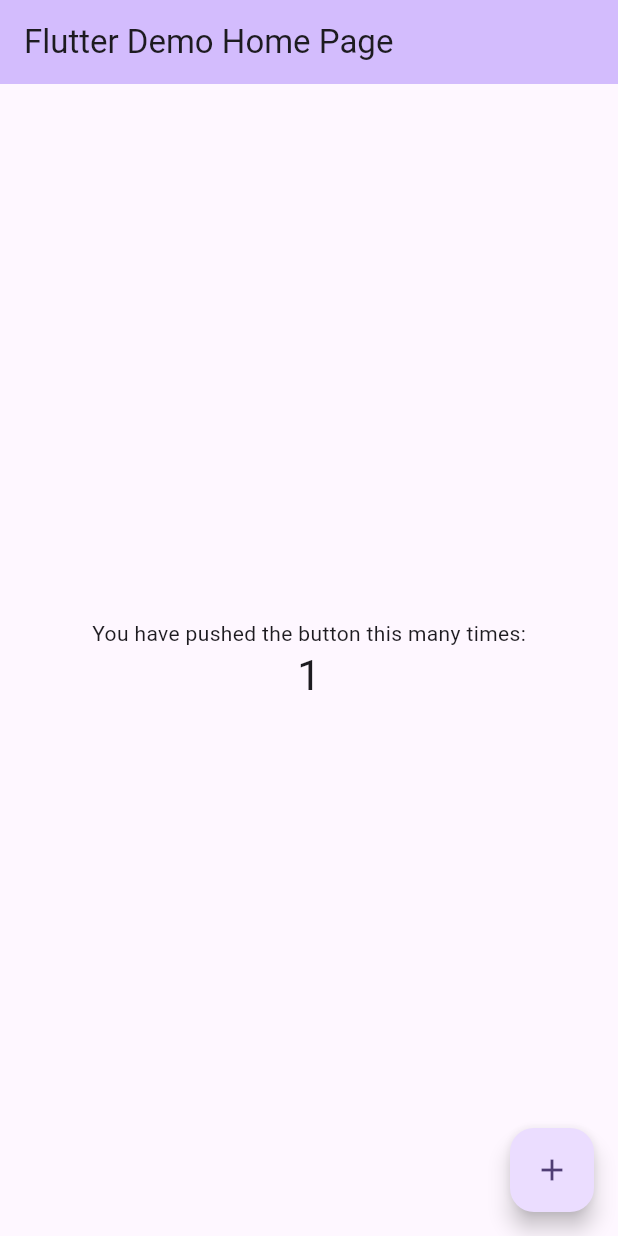
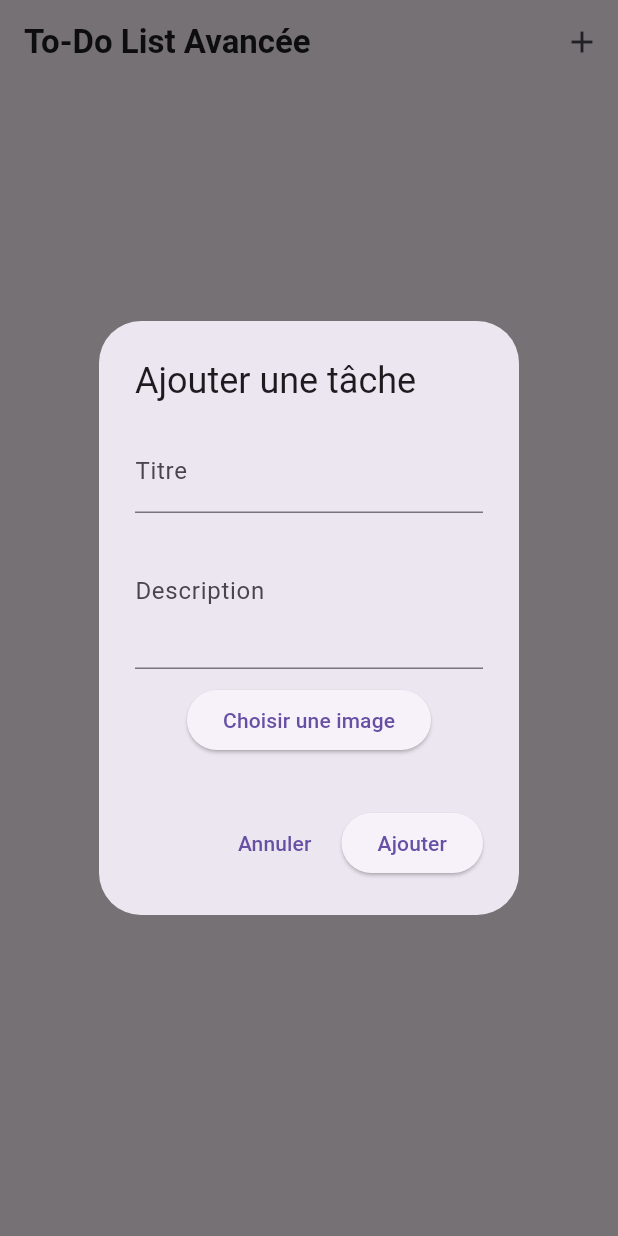
Before and after one commit to boubacardz/tp2_todolist, a Flutter app: the screen it shows after launch, after a tap on the "add" icon, on a phone screen of 412 x 824 dp. Run offline on Flutter 3.47's test engine with Material 3 defaults, Android fonts, the phone set to English and light mode, and no system bars; our stand-ins replace image_picker.

Commit message:
seconde commit

```diff
--- a/lib/main.dart
+++ b/lib/main.dart
@@ -1,121 +1,185 @@
 import 'package:flutter/material.dart';
+import 'dart:io';
+import 'package:image_picker/image_picker.dart';
 
 void main() {
-  runApp(const MyApp());
+  runApp(MyApp());
 }
 
 class MyApp extends StatelessWidget {
-  const MyApp({super.key});
-
-  // This widget is the root of your application.
   @override
   Widget build(BuildContext context) {
     return MaterialApp(
-      title: 'Flutter Demo',
+      title: 'To-Do List ',
       theme: ThemeData(
-        // This is the theme of your application.
-        //
-        // TRY THIS: Try running your application with "flutter run". You'll see
-        // the application has a purple toolbar. Then, without quitting the app,
-        // try changing the seedColor in the colorScheme below to Colors.green
-        // and then invoke "hot reload" (save your changes or press the "hot
-        // reload" button in a Flutter-supported IDE, or press "r" if you used
-        // the command line to start the app).
-        //
-        // Notice that the counter didn't reset back to zero; the application
-        // state is not lost during the reload. To reset the state, use hot
-        // restart instead.
-        //
-        // This works for code too, not just values: Most code changes can be
-        // tested with just a hot reload.
-        colorScheme: .fromSeed(seedColor: Colors.deepPurple),
+        primarySwatch: Colors.green,
       ),
-      home: const MyHomePage(title: 'Flutter Demo Home Page'),
+      home: HomePage(),
+      debugShowCheckedModeBanner: false,
     );
   }
 }
 
-class MyHomePage extends StatefulWidget {
-  const MyHomePage({super.key, required this.title});
-
-  // This widget is the home page of your application. It is stateful, meaning
-  // that it has a State object (defined below) that contains fields that affect
-  // how it looks.
-
-  // This class is the configuration for the state. It holds the values (in this
-  // case the title) provided by the parent (in this case the App widget) and
-  // used by the build method of the State. Fields in a Widget subclass are
-  // always marked "final".
-
-  final String title;
-
+class HomePage extends StatefulWidget {
   @override
-  State<MyHomePage> createState() => _MyHomePageState();
+  _HomePageState createState() => _HomePageState();
 }
 
-class _MyHomePageState extends State<MyHomePage> {
-  int _counter = 0;
+class _HomePageState extends State<HomePage> {
+  List<Map<String, dynamic>> tasks = [];
 
-  void _incrementCounter() {
+  final TextEditingController titreController = TextEditingController();
+  final TextEditingController descriptionController = TextEditingController();
+
+  File? selectedImage;
+
+  final ImagePicker _picker = ImagePicker();
+
+  Future<void> _pickImage() async {
+    final XFile? image =
+    await _picker.pickImage(source: ImageSource.gallery);
+    if (image != null) {
+      setState(() {
+        selectedImage = File(image.path);
+      });
+    }
+  }
+
+
+  void _showAddTaskDialog() {
+    selectedImage = null; // reset image à chaque nouveau formulaire
+
+    showDialog(
+      context: context,
+      builder: (context) {
+        return AlertDialog(
+          title: Text('Ajouter une tâche'),
+          content: SingleChildScrollView(
+            child: Column(
+              mainAxisSize: MainAxisSize.min,
+              children: [
+                TextField(
+                  controller: titreController,
+                  decoration: InputDecoration(labelText: 'Titre'),
+                ),
+                TextField(
+                  controller: descriptionController,
+                  decoration: InputDecoration(labelText: 'Description'),
+                  maxLines: 3,
+                ),
+                SizedBox(height: 10),
+                ElevatedButton(
+                  onPressed: _pickImage,
+                  child: Text('Choisir une image'),
+                ),
+                SizedBox(height: 10),
+                selectedImage != null
+                    ? Image.file(selectedImage!, width: 100, height: 100)
+                    : SizedBox(),
+              ],
+            ),
+          ),
+          actions: [
+            TextButton(
+              child: Text('Annuler'),
+              onPressed: () {
+                titreController.clear();
+                descriptionController.clear();
+                Navigator.of(context).pop();
+              },
+            ),
+            ElevatedButton(
+              child: Text('Ajouter'),
+              onPressed: () {
+                if (titreController.text.isNotEmpty &&
+                    descriptionController.text.isNotEmpty) {
+                  setState(() {
+                    tasks.add({
+                      'titre': titreController.text,
+                      'description': descriptionController.text,
+                      'image': selectedImage, // peut être null
+                    });
+                  });
+                  titreController.clear();
+                  descriptionController.clear();
+                  Navigator.of(context).pop();
+                }
+              },
+            ),
+          ],
+        );
+      },
+    );
+  }
+
+
+  void _deleteTask(int index) {
     setState(() {
-      // This call to setState tells the Flutter framework that something has
-      // changed in this State, which causes it to rerun the build method below
-      // so that the display can reflect the updated values. If we changed
-      // _counter without calling setState(), then the build method would not be
-      // called again, and so nothing would appear to happen.
-      _counter++;
+      tasks.removeAt(index);
     });
+  }
+
+  Widget _buildImage(Map<String, dynamic> task) {
+    if (task['image'] != null) {
+      return Image.file(
+        task['image'],
+        width: 50,
+        height: 50,
+        fit: BoxFit.cover,
+      );
+    } else {
+      return Image.asset(
+        'assets/images/default.png',
+        width: 50,
+        height: 50,
+        fit: BoxFit.cover,
+      );
+    }
   }
 
   @override
   Widget build(BuildContext context) {
-    // This method is rerun every time setState is called, for instance as done
-    // by the _incrementCounter method above.
-    //
-    // The Flutter framework has been optimized to make rerunning build methods
-    // fast, so that you can just rebuild anything that needs updating rather
-    // than having to individually change instances of widgets.
     return Scaffold(
       appBar: AppBar(
-        // TRY THIS: Try changing the color here to a specific color (to
-        // Colors.amber, perhaps?) and trigger a hot reload to see the AppBar
-        // change color while the other colors stay the same.
-        backgroundColor: Theme.of(context).colorScheme.inversePrimary,
-        // Here we take the value from the MyHomePage object that was created by
-        // the App.build method, and use it to set our appbar title.
-        title: Text(widget.title),
+        title: Text(
+          'To-Do List Avancée',
+          style: TextStyle(fontWeight: FontWeight.bold),
+        ),
+        actions: [
+          IconButton(
+            icon: Icon(Icons.add),
+            onPressed: _showAddTaskDialog,
+          ),
+        ],
       ),
-      body: Center(
-        // Center is a layout widget. It takes a single child and positions it
-        // in the middle of the parent.
-        child: Column(
-          // Column is also a layout widget. It takes a list of children and
-          // arranges them vertically. By default, it sizes itself to fit its
-          // children horizontally, and tries to be as tall as its parent.
-          //
-          // Column has various properties to control how it sizes itself and
-          // how it positions its children. Here we use mainAxisAlignment to
-          // center the children vertically; the main axis here is the vertical
-          // axis because Columns are vertical (the cross axis would be
-          // horizontal).
-          //
-          // TRY THIS: Invoke "debug painting" (choose the "Toggle Debug Paint"
-          // action in the IDE, or press "p" in the console), to see the
-          // wireframe for each widget.
-          mainAxisAlignment: .center,
-          children: [
-            const Text('You have pushed the button this many times:'),
-            Text(
-              '$_counter',
-              style: Theme.of(context).textTheme.headlineMedium,
+      body: tasks.isEmpty
+          ? Center(
+        child: Text(
+          'Aucune tâche pour le moment',
+          style: TextStyle(fontSize: 18),
+        ),
+      )
+          : ListView.builder(
+        itemCount: tasks.length,
+        itemBuilder: (context, index) {
+          return Card(
+            elevation: 3,
+            margin: EdgeInsets.symmetric(vertical: 8, horizontal: 10),
+            child: ListTile(
+              leading: _buildImage(tasks[index]),
+              title: Text(
+                tasks[index]['titre'],
+                style:
+                TextStyle(fontSize: 18, fontWeight: FontWeight.w500),
+              ),
+              subtitle: Text(tasks[index]['description']),
+              trailing: IconButton(
+                icon: Icon(Icons.delete, color: Colors.red),
+                onPressed: () => _deleteTask(index),
+              ),
             ),
-          ],
-        ),
-      ),
-      floatingActionButton: FloatingActionButton(
-        onPressed: _incrementCounter,
-        tooltip: 'Increment',
-        child: const Icon(Icons.add),
+          );
+        },
       ),
     );
   }
--- a/pubspec.yaml
+++ b/pubspec.yaml
@@ -1,5 +1,5 @@
 name: tp2_todolist
-description: "A new Flutter project."
+description: "TO Do List."
 # The following line prevents the package from being accidentally published to
 # pub.dev using `flutter pub publish`. This is preferred for private packages.
 publish_to: 'none' # Remove this line if you wish to publish to pub.dev
@@ -34,6 +34,7 @@ dependencies:
   # The following adds the Cupertino Icons font to your application.
   # Use with the CupertinoIcons class for iOS style icons.
   cupertino_icons: ^1.0.8
+  image_picker: ^1.0.0
 
 dev_dependencies:
   flutter_test:
@@ -56,6 +57,8 @@ flutter:
   # included with your application, so that you can use the icons in
   # the material Icons class.
   uses-material-design: true
+  assets:
+    - assets/images/
 
   # To add assets to your application, add an assets section, like this:
   # assets:
```
Also changed, not shown: assets/images/task.png (added), pubspec.lock, 5 other files.
